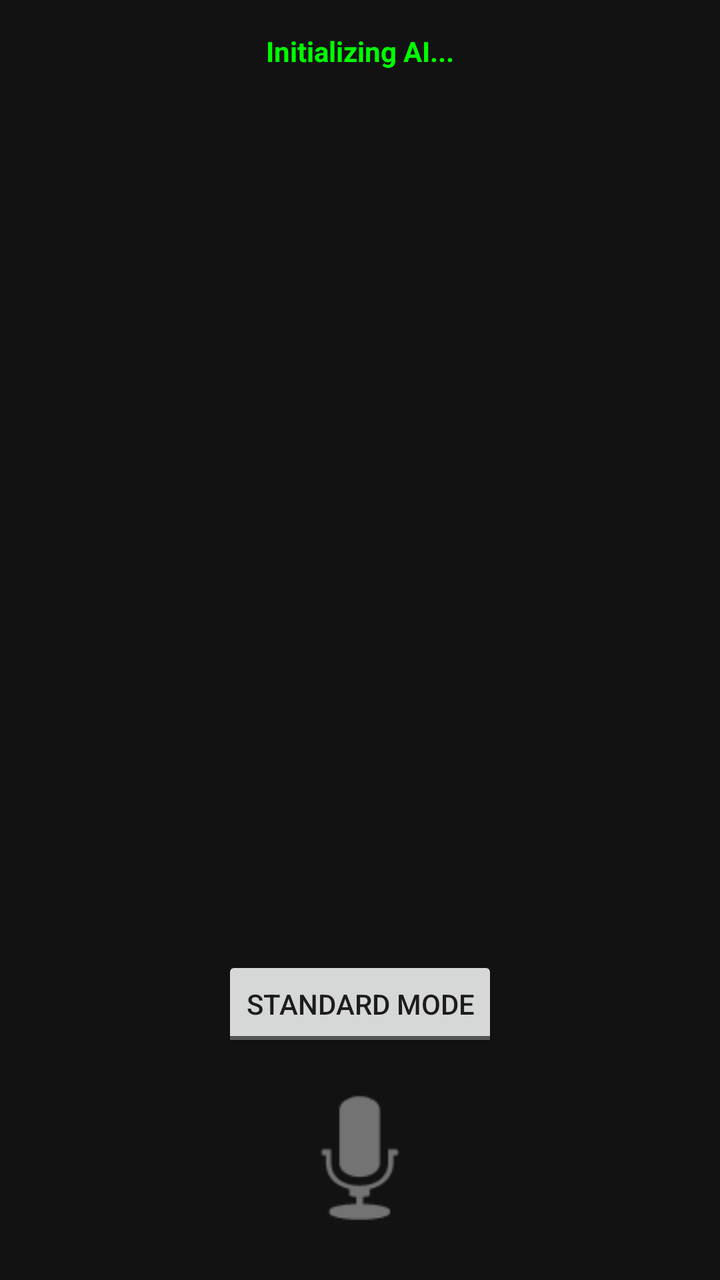
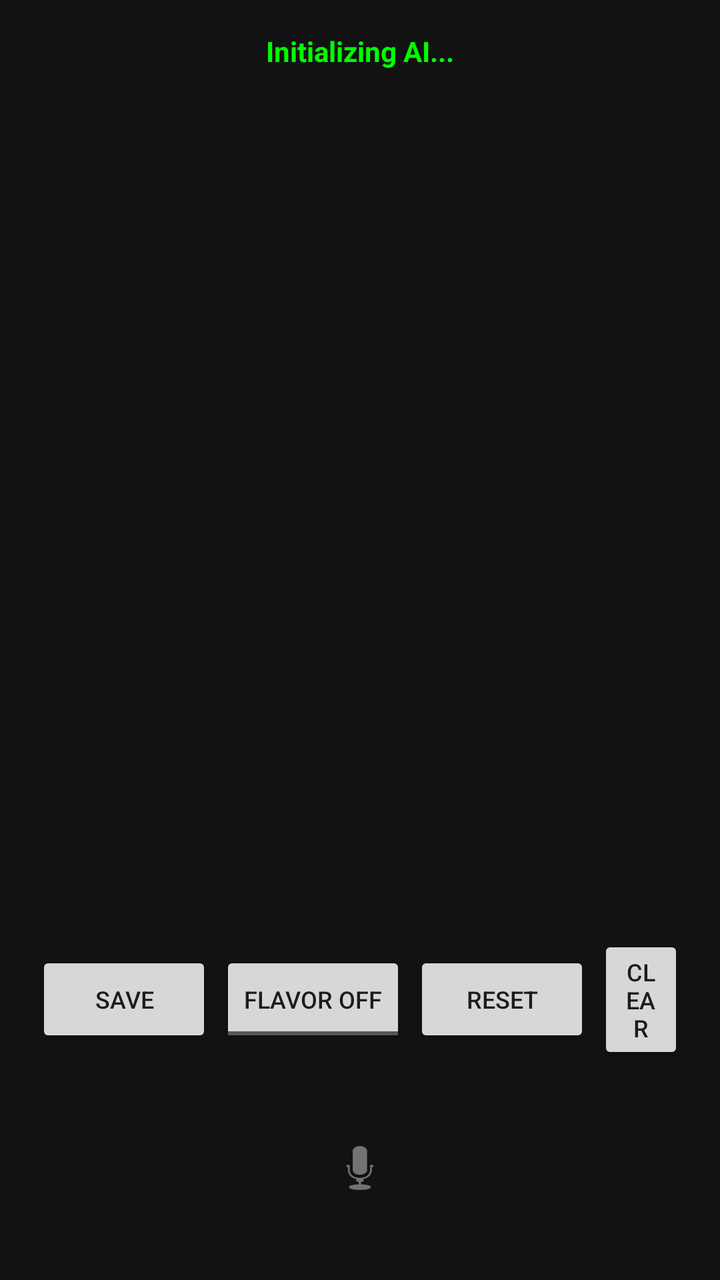

Two renders of the same Android screen: before a commit and after it. Below are the layout's source before the change and the commit's diff.
<!-- AndroidManifest.xml: application theme Theme.AppCompat.DayNight.NoActionBar -->
<!-- res/layout/activity_main.xml -->
<?xml version="1.0" encoding="utf-8"?>
<RelativeLayout xmlns:android="http://schemas.android.com/apk/res/android"
    android:layout_width="match_parent"
    android:layout_height="match_parent"
    android:background="#121212"
    android:padding="16dp">

    <TextView
        android:id="@+id/tvStatus"
        android:layout_width="wrap_content"
        android:layout_height="wrap_content"
        android:layout_centerHorizontal="true"
        android:text="Initializing AI..."
        android:textColor="#00FF00"
        android:textStyle="bold" />

    <ScrollView
        android:id="@+id/scrollTranscript"
        android:layout_width="match_parent"
        android:layout_height="match_parent"
        android:layout_above="@+id/controls"
        android:layout_below="@id/tvStatus"
        android:layout_marginVertical="10dp">
        <TextView
            android:id="@+id/tvTranscript"
            android:layout_width="match_parent"
            android:layout_height="wrap_content"
            android:textColor="#FFFFFF"
            android:textSize="18sp"
            android:lineSpacingExtra="8dp" />
    </ScrollView>

    <LinearLayout
        android:id="@+id/controls"
        android:layout_width="match_parent"
        android:layout_height="wrap_content"
        android:layout_alignParentBottom="true"
        android:gravity="center"
        android:orientation="vertical">

        <View
            android:id="@+id/pulseIndicator"
            android:layout_width="60dp"
            android:layout_height="60dp"
            android:alpha="0"
            android:background="@android:drawable/presence_online"
            android:backgroundTint="#00BCD4" />

        <ToggleButton
            android:id="@+id/toggleRegional"
            android:layout_width="wrap_content"
            android:layout_height="wrap_content"
            android:layout_marginVertical="8dp"
            android:textOff="Standard Mode"
            android:textOn="Colima Style" />

        <ImageButton
            android:id="@+id/btnListen"
            android:layout_width="90dp"
            android:layout_height="90dp"
            android:scaleType="fitCenter"
            android:background="?attr/selectableItemBackgroundBorderless"
            android:src="@android:drawable/ic_btn_speak_now" />
    </LinearLayout>
</RelativeLayout>
<!-- resources referenced by this layout -->
<resources>

</resources>

<!-- the commit's change to res/layout/activity_main.xml (unified diff, before → after) -->
@@ -26,8 +26,7 @@
             android:layout_width="match_parent"
             android:layout_height="wrap_content"
             android:textColor="#FFFFFF"
-            android:textSize="18sp"
-            android:lineSpacingExtra="8dp" />
+            android:textSize="18sp" />
     </ScrollView>
 
     <LinearLayout
@@ -40,25 +39,29 @@
 
         <View
             android:id="@+id/pulseIndicator"
-            android:layout_width="60dp"
-            android:layout_height="60dp"
+            android:layout_width="50dp"
+            android:layout_height="50dp"
             android:alpha="0"
             android:background="@android:drawable/presence_online"
             android:backgroundTint="#00BCD4" />
 
-        <ToggleButton
-            android:id="@+id/toggleRegional"
-            android:layout_width="wrap_content"
+        <LinearLayout
+            android:layout_width="match_parent"
             android:layout_height="wrap_content"
-            android:layout_marginVertical="8dp"
-            android:textOff="Standard Mode"
-            android:textOn="Colima Style" />
+            android:orientation="horizontal"
+            android:gravity="center"
+            android:layout_marginBottom="10dp">
+
+            <Button android:id="@+id/btnSave" android:layout_width="wrap_content" android:layout_height="wrap_content" android:text="Save" android:textSize="12sp" android:layout_margin="2dp" />
+            <ToggleButton android:id="@+id/toggleFlavor" android:layout_width="wrap_content" android:layout_height="wrap_content" android:textOff="Flavor OFF" android:textOn="Flavor ON" android:textSize="12sp" android:layout_margin="2dp" />
+            <Button android:id="@+id/btnReset" android:layout_width="wrap_content" android:layout_height="wrap_content" android:text="Reset" android:textSize="12sp" android:layout_margin="2dp" />
+            <Button android:id="@+id/btnClear" android:layout_width="wrap_content" android:layout_height="wrap_content" android:text="Clear" android:textSize="12sp" android:layout_margin="2dp" />
+        </LinearLayout>
 
         <ImageButton
             android:id="@+id/btnListen"
-            android:layout_width="90dp"
-            android:layout_height="90dp"
-            android:scaleType="fitCenter"
+            android:layout_width="80dp"
+            android:layout_height="80dp"
             android:background="?attr/selectableItemBackgroundBorderless"
             android:src="@android:drawable/ic_btn_speak_now" />
     </LinearLayout>
